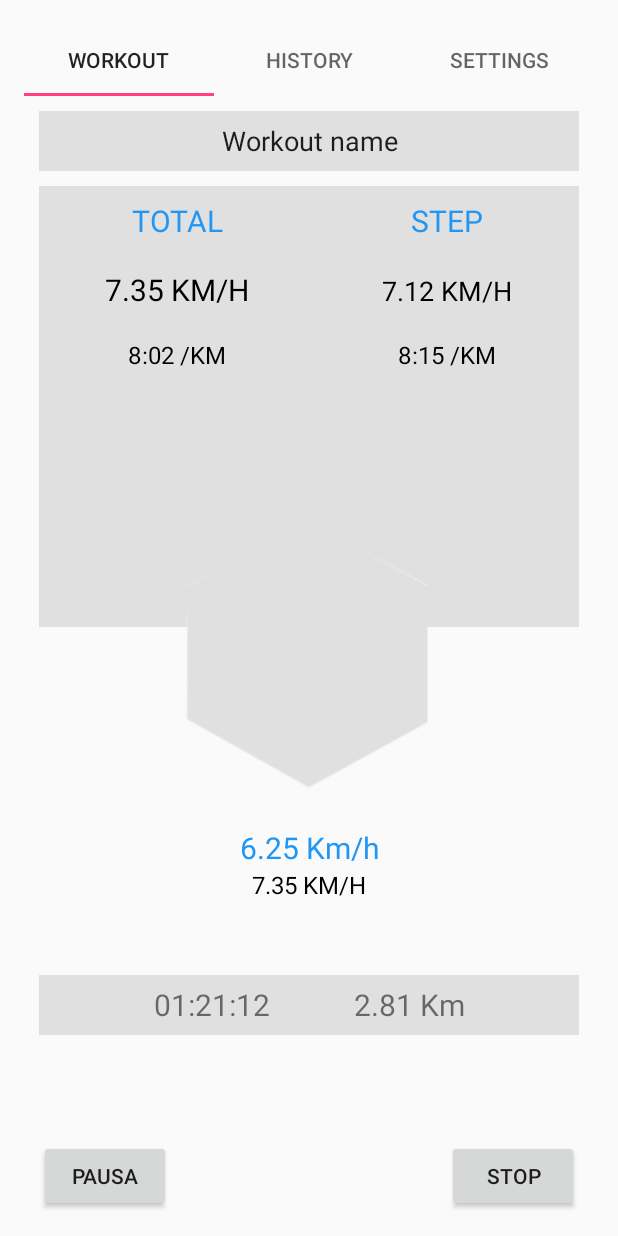
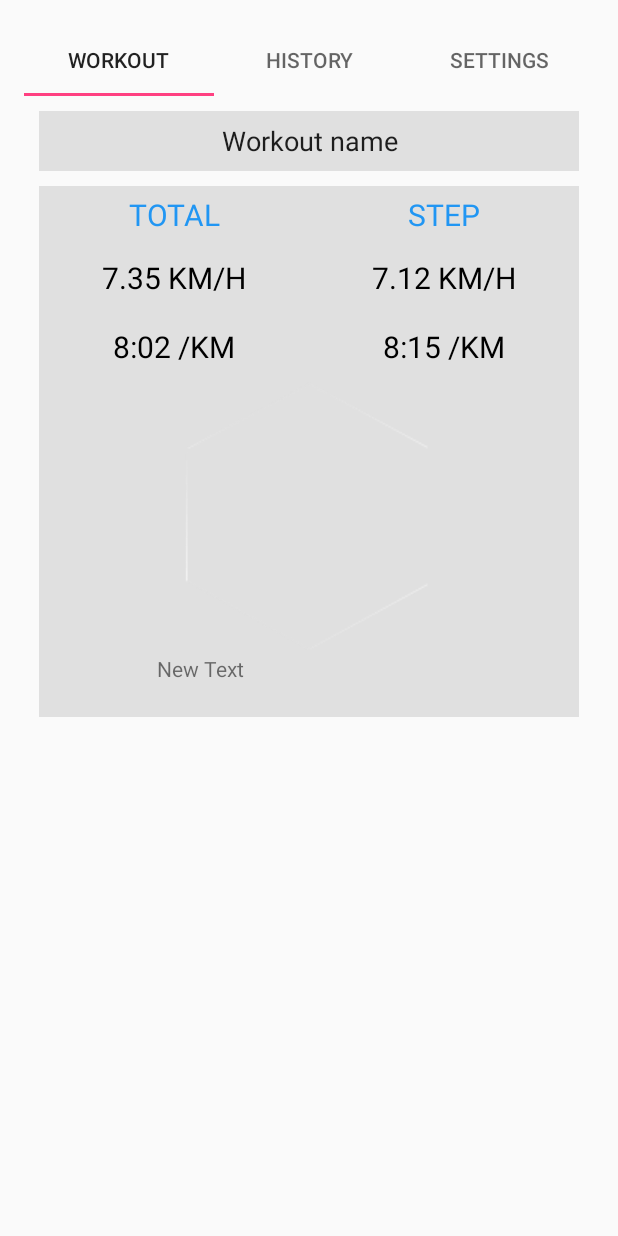
Before and after one commit to stefanolande/Qaddu, an Android app: the screen it shows after launch (MainActivity), on a phone screen of 412 x 824 dp. Run offline under Robolectric (Android 15) with nearby library versions, the phone set to English and light mode, and no system bars.

Commit message:
Da modificare

```diff
--- a/app/src/main/res/layout/fragment_workout.xml
+++ b/app/src/main/res/layout/fragment_workout.xml
@@ -28,7 +28,7 @@
         android:layout_marginLeft="10dp"
         android:layout_marginRight="10dp"
         android:layout_gravity="center"
-        android:layout_marginBottom="390dp"
+        android:layout_marginBottom="330dp"
         android:layout_alignParentEnd="true">
 
         <TableRow
@@ -42,7 +42,7 @@
                 android:layout_weight="1"
                 android:textColor="#2196F3"
                 android:textSize="20dp"
-                android:padding="9dp"
+                android:padding="5dp"
                 android:gravity="center"/>
 
             <TextView
@@ -51,7 +51,7 @@
                 android:layout_weight="1"
                 android:textColor="#2196F3"
                 android:textSize="20dp"
-                android:padding="9dip"
+                android:padding="5dip"
                 android:gravity="center"/>
         </TableRow>
 
@@ -74,7 +74,7 @@
                 android:text="7.12 KM/H"
                 android:layout_weight="1"
                 android:textColor="#000000"
-                android:textSize="18dp"
+                android:textSize="20dp"
                 android:padding="9dip"
                 android:gravity="center"/>
         </TableRow>
@@ -89,7 +89,7 @@
                 android:text="8:02 /KM"
                 android:layout_weight="1"
                 android:textColor="#000000"
-                android:textSize="16dp"
+                android:textSize="20dp"
                 android:padding="9dip"
                 android:gravity="center"/>
 
@@ -98,102 +98,37 @@
                 android:text="8:15 /KM"
                 android:layout_weight="1"
                 android:textColor="#000000"
-                android:textSize="16dp"
+                android:textSize="20dp"
                 android:padding="9dip"
                 android:gravity="center"/>
         </TableRow>
 
     </TableLayout>
 
-    <ImageView
-        android:layout_width="wrap_content"
-        android:layout_height="wrap_content"
-        android:id="@+id/imageView"
-        android:src="@drawable/rombo"
-        android:layout_centerVertical="true"
+    <LinearLayout
+        android:orientation="vertical"
+        android:layout_width="match_parent"
+        android:layout_height="match_parent"
+        android:layout_alignTop="@+id/tableWorkout"
         android:layout_centerHorizontal="true"
-        android:layout_gravity="center"
-        android:visibility="visible"
+        android:layout_marginTop="128dp"
+        android:weightSum="1">
 
-        />
+        <ImageView
+            android:layout_width="wrap_content"
+            android:layout_height="wrap_content"
+            android:id="@+id/imageView"
+            android:src="@drawable/rombo"
+            android:layout_gravity="center_horizontal" />
 
-    <TableLayout
-        android:layout_width="fill_parent"
-        android:layout_height="fill_parent"
-        android:layout_alignTop="@+id/imageView"
-        android:layout_marginLeft="200dp"
-        android:layout_marginTop="190dp"
-        android:layout_marginBottom="190dp"
-        android:layout_alignParentLeft="false"
-        android:layout_alignWithParentIfMissing="false"
-        android:layout_alignParentRight="false"
-        android:layout_centerInParent="true"
-        android:gravity="center"
-        android:visibility="visible"
-        android:id="@+id/tezxt32">
-        <TableRow
+        <TextView
+            android:layout_width="202dp"
             android:layout_height="wrap_content"
-            android:layout_width="fill_parent"
-            android:gravity="center_horizontal">
-
-            <TextView
-                android:id="@+id/view10"
-                android:text="6.25 Km/h"
-                android:textColor="#2196F3"
-                android:textSize="20dp"
-                android:gravity="center"/>
-
-
-        </TableRow>
-
-        <TableRow
-            android:layout_height="wrap_content"
-            android:layout_width="fill_parent"
-            android:gravity="center_horizontal">
-
-            <TextView
-                android:id="@+id/view11"
-                android:text="7.35 KM/H"
-                android:textColor="#000000"
-                android:textSize="16dp"
-                android:gravity="center"
-                android:visibility="visible" />
-
-         </TableRow>
-
-    </TableLayout>
-
-    <TextView
-        android:layout_width="wrap_content"
-        android:layout_height="40dp"
-        android:text="01:21:12            2.81 Km"
-        android:textAlignment="center"
-        android:id="@+id/textView"
-        android:layout_alignEnd="@+id/tableWorkout"
-        android:layout_alignStart="@+id/tableWorkout"
-        android:layout_above="@+id/start_pause_button"
-        android:background="#E0E0E0"
-        android:gravity="center"
-        android:textSize="20dp"
-        android:layout_marginBottom="70dp" />
-
-    <Button
-        android:layout_width="wrap_content"
-        android:layout_height="wrap_content"
-        android:text="PAUSA"
-        android:id="@+id/start_pause_button"
-        android:layout_alignParentBottom="true"
-        android:layout_alignStart="@+id/textView" />
-
-    <Button
-        android:layout_width="wrap_content"
-        android:layout_height="wrap_content"
-        android:text="STOP"
-        android:id="@+id/stop_button"
-        android:layout_below="@+id/textView"
-        android:layout_alignEnd="@+id/textView" />
-
-
+            android:text="New Text"
+            android:id="@+id/textView"
+            android:layout_gravity="center_horizontal"
+            android:layout_weight="0.22" />
+    </LinearLayout>
 
 
 </RelativeLayout>
```
